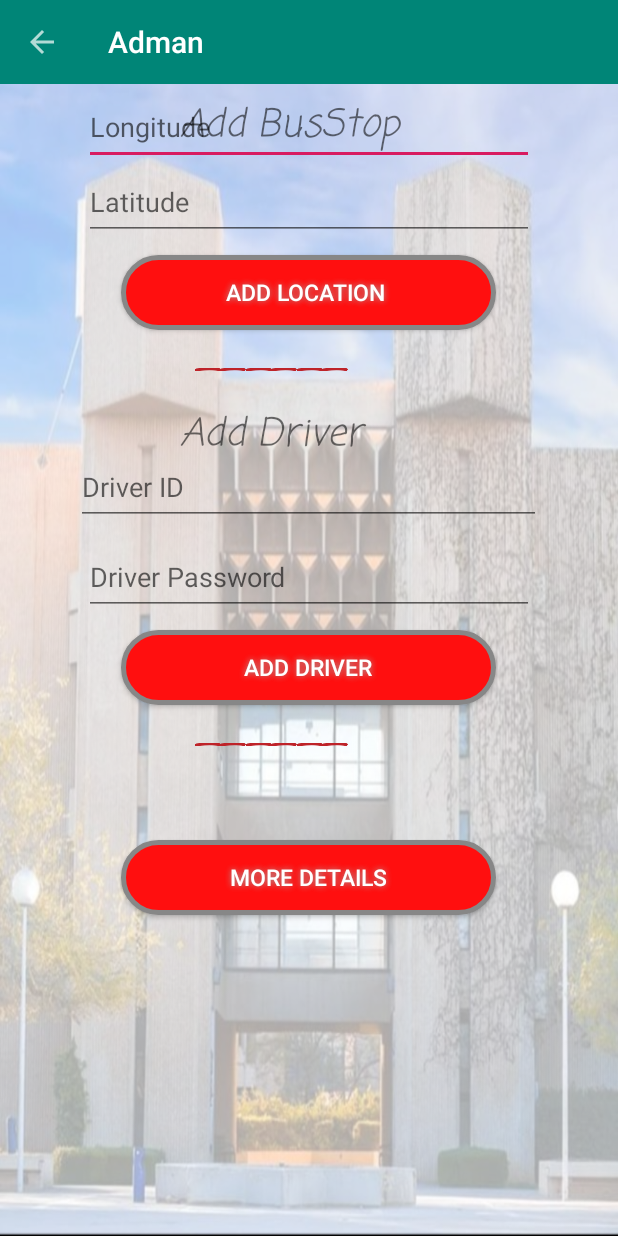
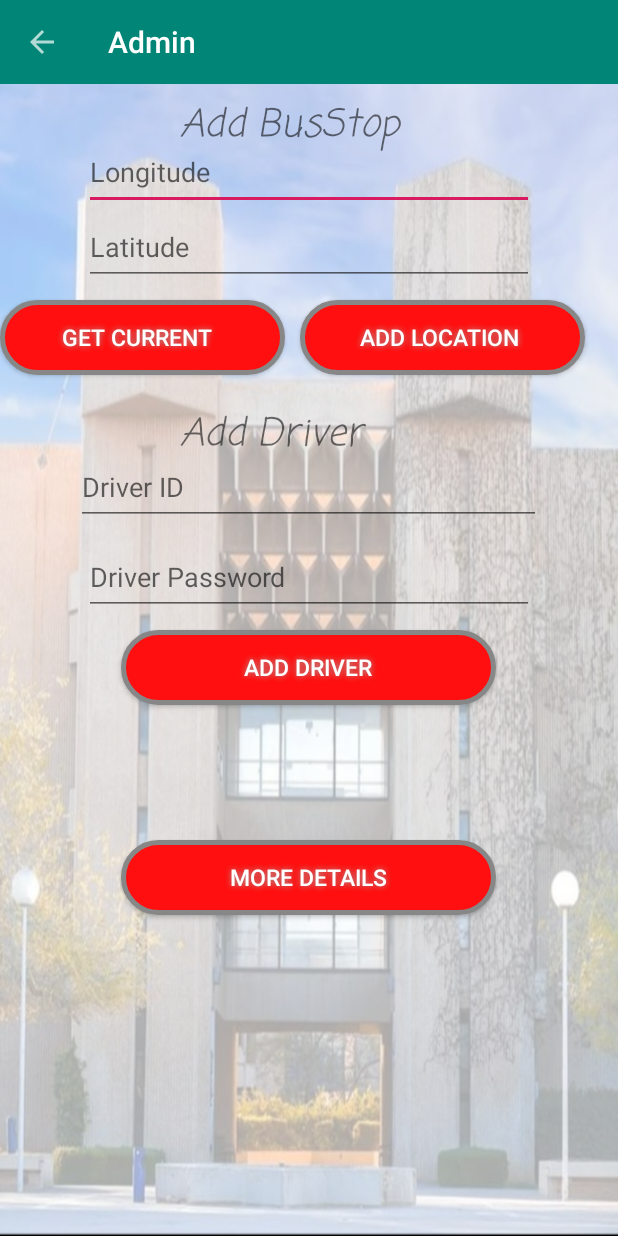
Before and after one commit to OsamaAbujaber/J4B, an Android app: the Admin screen opened directly, with no data from a screen before it, after a tap on "ADD DRIVER", on a phone screen of 412 x 824 dp. Run offline under Robolectric (Android 15) with nearby library versions, the light colour scheme and no system bars; our stand-ins replace Firebase (no records; nobody signed in at launch, a user with empty details on screens opened directly); 2 statements that could not run were skipped.

Commit message:
5l9t 2le 3lay ;)

```diff
--- a/app/src/main/java/com/example/jbus/Admin.java
+++ b/app/src/main/java/com/example/jbus/Admin.java
@@ -1,5 +1,15 @@
 package com.example.jbus;
 
+import android.Manifest;
+import android.content.Context;
+import android.content.DialogInterface;
+import android.content.Intent;
+import android.content.pm.PackageManager;
+import android.location.Location;
+import android.location.LocationManager;
+import android.provider.Settings;
+import android.support.v4.app.ActivityCompat;
+import android.support.v7.app.AlertDialog;
 import android.support.v7.app.AppCompatActivity;
 import android.os.Bundle;
 import android.view.View;
@@ -8,6 +18,8 @@ import android.widget.EditText;
 import android.widget.Switch;
 
 import android.support.v7.widget.Toolbar;
+import android.widget.Toast;
+
 import com.google.firebase.database.DatabaseReference;
 import com.google.firebase.database.FirebaseDatabase;
 
@@ -18,9 +30,13 @@ public class Admin extends AppCompatActivity implements View.OnClickListener {
     private DatabaseReference mReferranceDrivers;
     private Toolbar toolbar;
 
-    EditText Lng,lat,id,pwd;
-    Button Loc,Dri;
+    EditText Lng, lat, id, pwd;
+    Button Loc, Dri, current;
+    int driversNumber;
 
+    private static final int REQUEST_LOCATION = 1;
+    LocationManager locationManager;
+    String lattitude, longitude;
 
     @Override
     protected void onCreate(Bundle savedInstanceState) {
@@ -28,58 +44,155 @@ public class Admin extends AppCompatActivity implements View.OnClickListener {
         setContentView(R.layout.activity_admin);
 
 
+        ActivityCompat.requestPermissions(this, new String[]{Manifest.permission.ACCESS_FINE_LOCATION}, REQUEST_LOCATION);
+
+        String temp= getIntent().getExtras().get("id").toString();
+        driversNumber= Integer.parseInt(temp);
 
 
-        toolbar=findViewById(R.id.toolbar);
+
+
+
+        toolbar = findViewById(R.id.toolbar);
         setSupportActionBar(toolbar);
         getSupportActionBar().setDisplayHomeAsUpEnabled(true);
-       Lng=findViewById(R.id.lng);
-       lat=findViewById(R.id.lat);
-       id=findViewById(R.id.DID);
-       pwd=findViewById(R.id.DPwd);
-       Loc=findViewById(R.id.AddLoc);
-       Dri=findViewById(R.id.AddDri);
+        Lng = findViewById(R.id.lng);
+        lat = findViewById(R.id.lat);
+        id = findViewById(R.id.DID);
+        pwd = findViewById(R.id.DPwd);
+        Loc = findViewById(R.id.AddLoc);
+        Dri = findViewById(R.id.AddDri);
+        current = findViewById(R.id.Current);
 
 
-       Dri.setOnClickListener(this);
-       Loc.setOnClickListener(this);
+        Dri.setOnClickListener(this);
+        Loc.setOnClickListener(this);
+        current.setOnClickListener(this);
 
     }
 
     @Override
     public void onClick(View v) {
 
-        switch(v.getId())
-        {
+        switch (v.getId()) {
             case R.id.AddDri:
-                String Did,Dpwd;
-                mDatabase= FirebaseDatabase.getInstance();
-                mReferranceDrivers=mDatabase.getReference("driver");
+                String Did, Dpwd;
+                mDatabase = FirebaseDatabase.getInstance();
+                mReferranceDrivers = mDatabase.getReference("driver");
 
-                Did=id.getText().toString();
-                Dpwd=pwd.getText().toString();
-
-                mReferranceDrivers.child("driver3").child("id").setValue(Did);
-                mReferranceDrivers.child("driver3").child("pass").setValue(Dpwd);
-
-
-
+                Did = id.getText().toString();
+                Dpwd = pwd.getText().toString();
+                driversNumber+=1;
+                mReferranceDrivers.child("driver"+driversNumber).child("id").setValue(Did);
+                mReferranceDrivers.child("driver"+driversNumber).child("pass").setValue(Dpwd);
+                mReferranceDrivers.child("driver"+driversNumber).child("lag").setValue("0");
+                mReferranceDrivers.child("driver"+driversNumber).child("lan").setValue("0");
+                mReferranceDrivers.child("driver"+driversNumber).child("online").setValue("0");
 
                 break;
 
             case R.id.AddLoc:
-                String l1,l2;
-                mDatabase= FirebaseDatabase.getInstance();
-                mReferranceDrivers=mDatabase.getReference("Locations");
-                l1=Lng.getText().toString();
-                l2=lat.getText().toString();
+                String l1, l2;
+                mDatabase = FirebaseDatabase.getInstance();
+                mReferranceDrivers = mDatabase.getReference("Locations");
+                l1 = Lng.getText().toString();
+                l2 = lat.getText().toString();
                 mReferranceDrivers.child("AddedLocation").child("lag").setValue(l1);
                 mReferranceDrivers.child("AddedLocation").child("lan").setValue(l2);
                 break;
 
+
+            case R.id.Current:
+
+                locationManager = (LocationManager) getSystemService(Context.LOCATION_SERVICE);
+                if (!locationManager.isProviderEnabled(LocationManager.GPS_PROVIDER)) {
+
+                    buildAlertMessageNoGps();
+
+                } else if (locationManager.isProviderEnabled(LocationManager.GPS_PROVIDER)) {
+
+                    getLocation();
+
+                }
+                break;
+
+        }
+
+    }
+
+    public void getLocation() {
+        if (ActivityCompat.checkSelfPermission(Admin.this, Manifest.permission.ACCESS_FINE_LOCATION)
+                != PackageManager.PERMISSION_GRANTED && ActivityCompat.checkSelfPermission
+                (Admin.this, Manifest.permission.ACCESS_COARSE_LOCATION) != PackageManager.PERMISSION_GRANTED) {
+
+            ActivityCompat.requestPermissions(Admin.this, new String[]{Manifest.permission.ACCESS_FINE_LOCATION}, REQUEST_LOCATION);
+
+        } else {
+            Location location = locationManager.getLastKnownLocation(LocationManager.NETWORK_PROVIDER);
+
+            Location location1 = locationManager.getLastKnownLocation(LocationManager.GPS_PROVIDER);
+
+            Location location2 = locationManager.getLastKnownLocation(LocationManager.PASSIVE_PROVIDER);
+
+            if (location != null) {
+                double latti = location.getLatitude();
+                double longi = location.getLongitude();
+                lattitude = String.valueOf(latti);
+                longitude = String.valueOf(longi);
+
+                Lng.setText(longitude);
+                lat.setText(lattitude);
+
+
+            } else if (location1 != null) {
+                double latti = location1.getLatitude();
+                double longi = location1.getLongitude();
+                lattitude = String.valueOf(latti);
+                longitude = String.valueOf(longi);
+
+                Lng.setText(longitude);
+                lat.setText(lattitude);
+
+
+            } else if (location2 != null) {
+                double latti = location2.getLatitude();
+                double longi = location2.getLongitude();
+                lattitude = String.valueOf(latti);
+                longitude = String.valueOf(longi);
+
+                Lng.setText(longitude);
+                lat.setText(lattitude);
+
+
+            } else {
+
+               Toast.makeText(this, "Unable to Trace your location", Toast.LENGTH_SHORT).show();
+
+            }
         }
 
 
+    }
 
+
+
+    protected void buildAlertMessageNoGps() {
+
+        final AlertDialog.Builder builder = new AlertDialog.Builder(this);
+        builder.setMessage("Please Turn ON your GPS Connection")
+                .setCancelable(false)
+                .setPositiveButton("Yes", new DialogInterface.OnClickListener(){
+                    public void onClick(final DialogInterface dialog, final int id) {
+                        startActivity(new Intent(Settings.ACTION_LOCATION_SOURCE_SETTINGS));
+                    }
+                })
+                .setNegativeButton("No", new DialogInterface.OnClickListener() {
+                    public void onClick(final DialogInterface dialog, final int id) {
+                        dialog.cancel();
+                    }
+                });
+        final AlertDialog alert = builder.create();
+        alert.show();
     }
+
 }
--- a/app/src/main/java/com/example/jbus/DriverSP.java
+++ b/app/src/main/java/com/example/jbus/DriverSP.java
@@ -72,6 +72,8 @@ public class DriverSP extends AppCompatActivity  {
                             {
                                 online="0";
                                 mReferranceDrivers.child(ID).child("online").setValue(online);
+                                mReferranceDrivers.child(ID).child("lag").setValue("0");
+                                mReferranceDrivers.child(ID).child("lan").setValue("0");
                                 Intent i =new Intent(getApplicationContext(),GPS_Service.class);
                                 stopService(i);
                             }
@@ -131,6 +133,8 @@ public class DriverSP extends AppCompatActivity  {
                          online="0";
                          Intent i =new Intent(getApplicationContext(),GPS_Service.class);
                          stopService(i);
+                         mReferranceDrivers.child(ID).child("lag").setValue("");
+                         mReferranceDrivers.child(ID).child("lan").setValue("");
                      }
              }
          });
--- a/app/src/main/java/com/example/jbus/employee1login.java
+++ b/app/src/main/java/com/example/jbus/employee1login.java
@@ -71,7 +71,7 @@ public class employee1login extends AppCompatActivity implements View.OnClickLis
             public void onChildAdded(@NonNull DataSnapshot dataSnapshot, @Nullable String s) {
                 admin admin0=dataSnapshot.getValue(admin.class);
                 adminArray.add(admin0);
-                Toast.makeText(employee1login.this, adminArray.size()+"", Toast.LENGTH_SHORT).show();
+
 
             }
 
@@ -149,8 +149,8 @@ public class employee1login extends AppCompatActivity implements View.OnClickLis
                 if(d1.getId().equals(id_d)&&d1.getPass().equals(pass_d))
                 {
 
-                    i=new Intent(employee1login.this,DriverList.class);
-                   // i.putExtra("id", id_d);
+                    i=new Intent(employee1login.this,Admin.class);
+                    i.putExtra("id",driversArray.size() );
                     startActivity(i);
 
 
--- a/app/src/main/res/layout/activity_admin.xml
+++ b/app/src/main/res/layout/activity_admin.xml
@@ -25,7 +25,7 @@
         android:id="@+id/lng"
         android:layout_width="300dp"
         android:layout_height="50dp"
-        android:layout_marginTop="60dp"
+        android:layout_marginTop="90dp"
         android:layout_centerHorizontal="true"
         android:hint="Longitude" />
 
@@ -33,16 +33,16 @@
         android:id="@+id/lat"
         android:layout_width="300dp"
         android:layout_height="50dp"
-        android:layout_marginTop="110dp"
+        android:layout_marginTop="140dp"
         android:layout_centerHorizontal="true"
         android:hint="Latitude" />
 
     <Button
         android:id="@+id/AddLoc"
-        android:layout_width="250dp"
+        android:layout_width="190dp"
         android:layout_height="50dp"
-        android:layout_centerHorizontal="true"
-        android:layout_marginTop="170dp"
+        android:layout_marginLeft="200dp"
+        android:layout_marginTop="200dp"
         android:background="@drawable/button"
         android:shadowColor="#A8A8A8"
         android:shadowDx="0"
@@ -54,22 +54,21 @@
         />
 
 
-
-
-    <TextView
-        android:id="@+id/tVew"
-        android:layout_width="wrap_content"
-        android:layout_height="wrap_content"
-        android:layout_marginTop="220dp"
-        android:layout_marginLeft="130dp"
-        android:text="______"
-        android:textSize="25dp"
-        android:textStyle="italic"
-        android:fontFamily="casual"
-        android:textColor="@color/colorBackground"
+    <Button
+        android:id="@+id/Current"
+        android:layout_width="190dp"
+        android:layout_height="50dp"
+        android:layout_marginLeft="0dp"
+        android:layout_marginTop="200dp"
+        android:background="@drawable/button"
+        android:shadowColor="#A8A8A8"
+        android:shadowDx="0"
+        android:shadowDy="0"
+        android:shadowRadius="5"
+        android:text="Get Current  "
+        android:textColor="#FFFFFF"
+        android:textSize="15sp"
         />
-
-
 
 
     <TextView
@@ -120,20 +119,6 @@
         />
 
 
-
-    <TextView
-        android:id="@+id/tVw"
-        android:layout_width="wrap_content"
-        android:layout_height="wrap_content"
-        android:layout_marginTop="470dp"
-        android:layout_marginLeft="130dp"
-        android:text="______"
-        android:textSize="25dp"
-        android:textStyle="italic"
-        android:fontFamily="casual"
-        android:textColor="@color/colorBackground"
-        />
-
     <Button
         android:id="@+id/More"
         android:layout_width="250dp"
@@ -155,7 +140,7 @@
         android:layout_width="match_parent"
         android:layout_height="wrap_content"
         android:background="?attr/colorPrimary"
-        app:title="Adman"
+        app:title="Admin"
 
         app:titleTextColor="@android:color/white"
         android:minHeight="?attr/actionBarSize"
```
